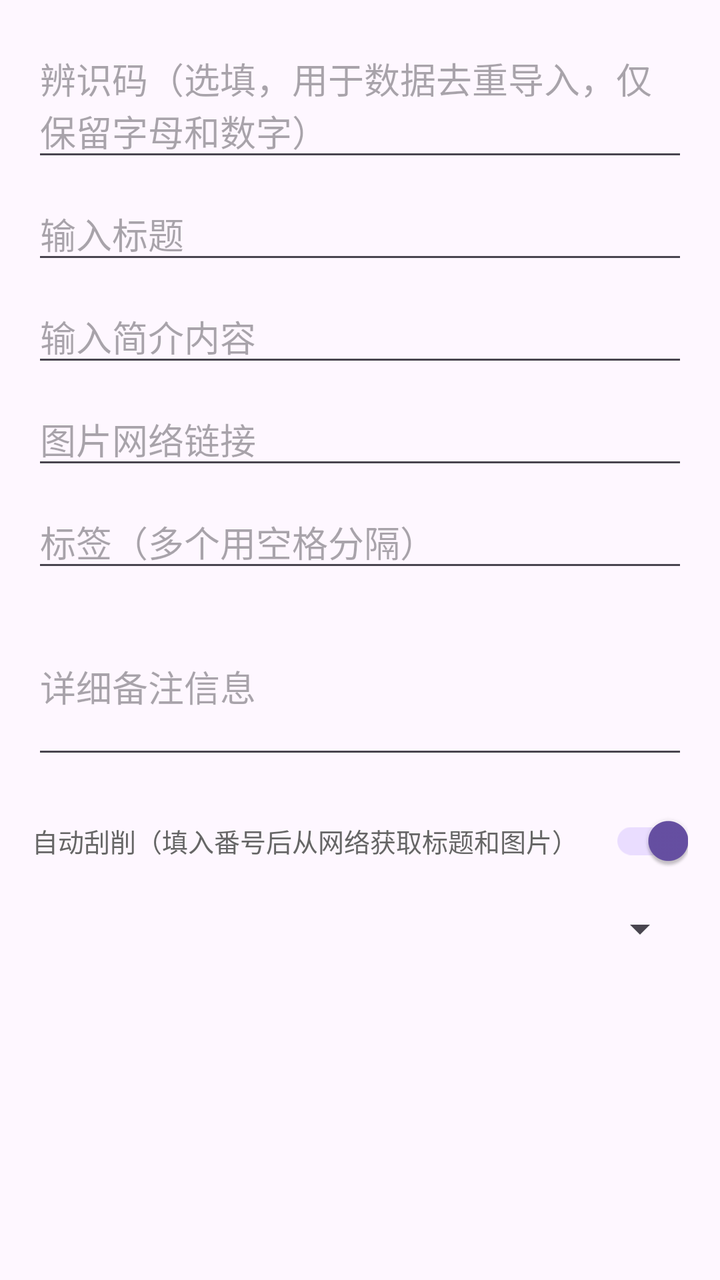
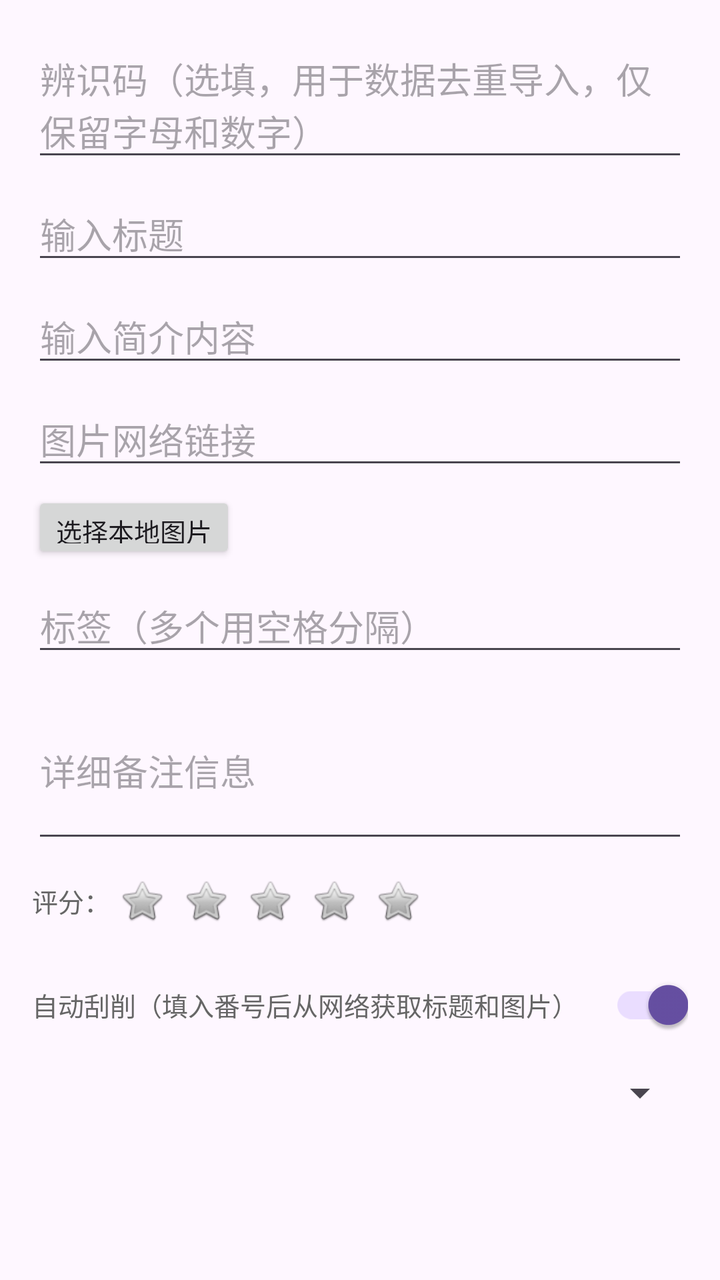

The first picture is an Android layout as it rendered before a commit; the second is the same layout after the commit. The layout source and the unified diff follow.
<!-- AndroidManifest.xml: application theme Theme.AvList -->
<!-- res/layout/dialog_add.xml -->
<?xml version="1.0" encoding="utf-8"?>
<LinearLayout
    xmlns:android="http://schemas.android.com/apk/res/android"
    android:layout_width="match_parent"
    android:layout_height="wrap_content"
    android:orientation="vertical"
    android:padding="16dp">

    <EditText
        android:id="@+id/etCode"
        android:layout_width="match_parent"
        android:layout_height="wrap_content"
        android:hint="辨识码（选填，用于数据去重导入，仅保留字母和数字）"/>

    <EditText
        android:id="@+id/etTitle"
        android:layout_width="match_parent"
        android:layout_height="wrap_content"
        android:hint="输入标题"
        android:layout_marginTop="8dp"/>

    <EditText
        android:id="@+id/etContent"
        android:layout_width="match_parent"
        android:layout_height="wrap_content"
        android:hint="输入简介内容"
        android:layout_marginTop="8dp"/>

    <EditText
        android:id="@+id/etImageUrl"
        android:layout_width="match_parent"
        android:layout_height="wrap_content"
        android:hint="图片网络链接"
        android:layout_marginTop="8dp"/>

    <EditText
        android:id="@+id/etTag"
        android:layout_width="match_parent"
        android:layout_height="wrap_content"
        android:hint="标签（多个用空格分隔）"
        android:layout_marginTop="8dp"/>

    <EditText
        android:id="@+id/etRemark"
        android:layout_width="match_parent"
        android:layout_height="wrap_content"
        android:hint="详细备注信息"
        android:lines="3"
        android:layout_marginTop="8dp"/>

    <LinearLayout
        android:id="@+id/llScrapeRow"
        android:layout_width="match_parent"
        android:layout_height="wrap_content"
        android:orientation="horizontal"
        android:gravity="center_vertical"
        android:layout_marginTop="12dp">

        <TextView
            android:layout_width="0dp"
            android:layout_height="wrap_content"
            android:layout_weight="1"
            android:text="自动刮削（填入番号后从网络获取标题和图片）"
            android:textSize="13sp"
            android:textColor="#666666"/>

        <androidx.appcompat.widget.SwitchCompat
            android:id="@+id/swScrape"
            android:layout_width="wrap_content"
            android:layout_height="wrap_content"
            android:checked="true"/>
    </LinearLayout>

    <Spinner
        android:id="@+id/spScrapeSource"
        android:layout_width="match_parent"
        android:layout_height="wrap_content"
        android:layout_marginTop="8dp"/>

</LinearLayout>
<!-- resources referenced by this layout -->
<resources>
  <style name="Theme.AvList" parent="Base.Theme.AvList" />
  <style name="Base.Theme.AvList" parent="Theme.Material3.DayNight.NoActionBar">
          
          
      </style>
</resources>

<!-- the commit's change to res/layout/dialog_add.xml (unified diff, before → after) -->
@@ -33,6 +33,31 @@
         android:hint="图片网络链接"
         android:layout_marginTop="8dp"/>
 
+    <LinearLayout
+        android:id="@+id/llImagePickRow"
+        android:layout_width="match_parent"
+        android:layout_height="wrap_content"
+        android:orientation="horizontal"
+        android:gravity="center_vertical"
+        android:layout_marginTop="6dp">
+
+        <androidx.appcompat.widget.AppCompatButton
+            android:id="@+id/btnPickImage"
+            android:layout_width="wrap_content"
+            android:layout_height="36dp"
+            android:text="选择本地图片"
+            android:textSize="13sp"
+            android:paddingHorizontal="12dp"/>
+
+        <ImageView
+            android:id="@+id/ivImagePreview"
+            android:layout_width="60dp"
+            android:layout_height="60dp"
+            android:layout_marginStart="10dp"
+            android:scaleType="centerCrop"
+            android:visibility="gone"/>
+    </LinearLayout>
+
     <EditText
         android:id="@+id/etTag"
         android:layout_width="match_parent"
@@ -47,6 +72,77 @@
         android:hint="详细备注信息"
         android:lines="3"
         android:layout_marginTop="8dp"/>
+
+    <LinearLayout
+        android:id="@+id/llRating"
+        android:layout_width="wrap_content"
+        android:layout_height="wrap_content"
+        android:orientation="horizontal"
+        android:layout_marginTop="8dp"
+        android:gravity="center_vertical">
+
+        <TextView
+            android:layout_width="wrap_content"
+            android:layout_height="wrap_content"
+            android:text="评分："
+            android:textSize="13sp"
+            android:textColor="#666666"/>
+
+        <ImageView
+            android:id="@+id/ivDialogStar1"
+            android:layout_width="32dp"
+            android:layout_height="32dp"
+            android:scaleType="fitCenter"
+            android:padding="4dp"
+            android:src="@android:drawable/btn_star_big_off"
+            android:clickable="true"
+            android:focusable="true"
+            android:background="?attr/selectableItemBackgroundBorderless"/>
+
+        <ImageView
+            android:id="@+id/ivDialogStar2"
+            android:layout_width="32dp"
+            android:layout_height="32dp"
+            android:scaleType="fitCenter"
+            android:padding="4dp"
+            android:src="@android:drawable/btn_star_big_off"
+            android:clickable="true"
+            android:focusable="true"
+            android:background="?attr/selectableItemBackgroundBorderless"/>
+
+        <ImageView
+            android:id="@+id/ivDialogStar3"
+            android:layout_width="32dp"
+            android:layout_height="32dp"
+            android:scaleType="fitCenter"
+            android:padding="4dp"
+            android:src="@android:drawable/btn_star_big_off"
+            android:clickable="true"
+            android:focusable="true"
+            android:background="?attr/selectableItemBackgroundBorderless"/>
+
+        <ImageView
+            android:id="@+id/ivDialogStar4"
+            android:layout_width="32dp"
+            android:layout_height="32dp"
+            android:scaleType="fitCenter"
+            android:padding="4dp"
+            android:src="@android:drawable/btn_star_big_off"
+            android:clickable="true"
+            android:focusable="true"
+            android:background="?attr/selectableItemBackgroundBorderless"/>
+
+        <ImageView
+            android:id="@+id/ivDialogStar5"
+            android:layout_width="32dp"
+            android:layout_height="32dp"
+            android:scaleType="fitCenter"
+            android:padding="4dp"
+            android:src="@android:drawable/btn_star_big_off"
+            android:clickable="true"
+            android:focusable="true"
+            android:background="?attr/selectableItemBackgroundBorderless"/>
+    </LinearLayout>
 
     <LinearLayout
         android:id="@+id/llScrapeRow"
